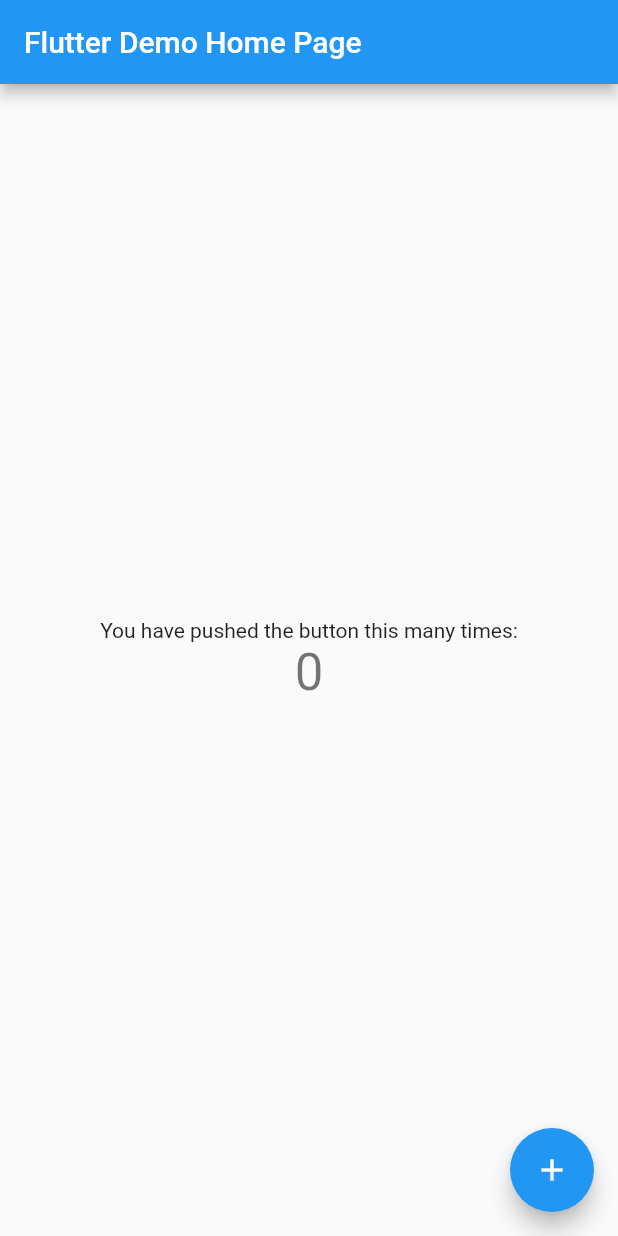
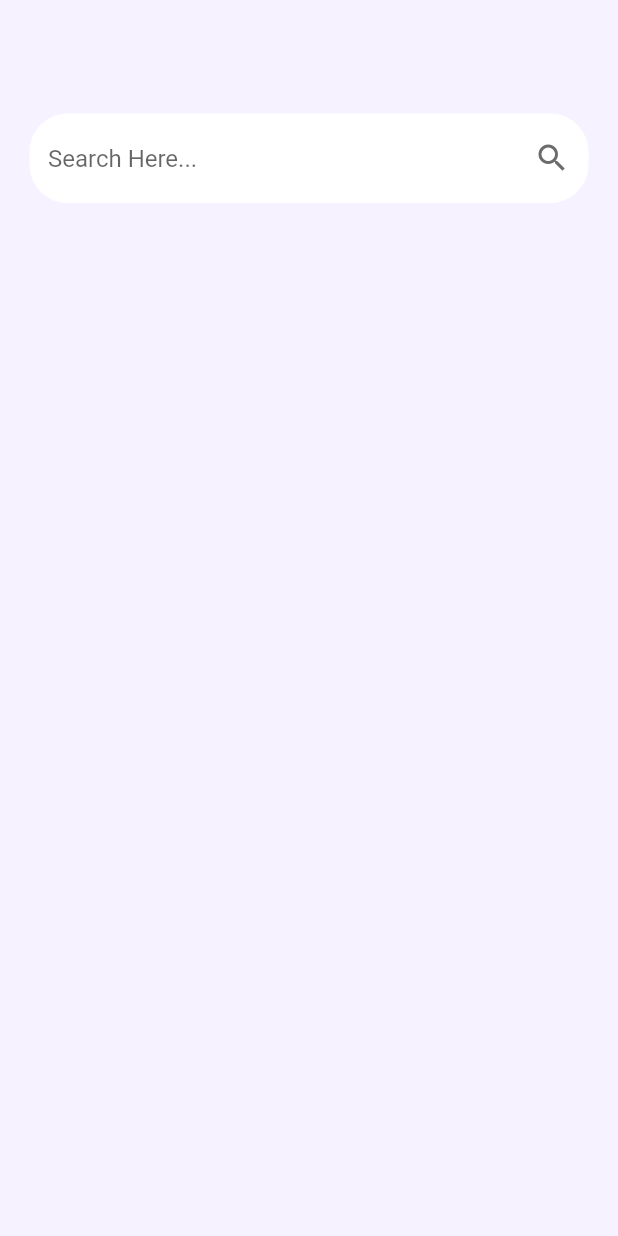
Before and after one commit to metaspook/eshop, a Flutter app: the screen it shows after launch, on a phone screen of 412 x 824 dp. Run offline on Flutter 3.47's test engine with Material 2 defaults, Android fonts, the phone set to English and light mode, and no system bars.

Commit message:
create widget Search_bar

```diff
--- /dev/null
+++ b/lib/eshop.dart
@@ -0,0 +1,18 @@
+import 'package:eshop/pages/dash_board.dart';
+import 'package:flutter/material.dart';
+
+class MyApp extends StatelessWidget {
+  const MyApp({super.key});
+
+  @override
+  Widget build(BuildContext context) {
+    return MaterialApp(
+      debugShowCheckedModeBanner: false,
+      title: 'Flutter Demo',
+      theme: ThemeData(
+        primarySwatch: Colors.blue,
+      ),
+      home: const HomePage(),
+    );
+  }
+}
--- a/lib/main.dart
+++ b/lib/main.dart
@@ -1,67 +1,6 @@
+import 'package:eshop/eshop.dart';
 import 'package:flutter/material.dart';
 
 void main() {
   runApp(const MyApp());
 }
-
-class MyApp extends StatelessWidget {
-  const MyApp({super.key});
-
-  @override
-  Widget build(BuildContext context) {
-    return MaterialApp(
-      title: 'Flutter Demo',
-      theme: ThemeData(
-        primarySwatch: Colors.blue,
-      ),
-      home: const MyHomePage(title: 'Flutter Demo Home Page'),
-    );
-  }
-}
-
-class MyHomePage extends StatefulWidget {
-  const MyHomePage({super.key, required this.title});
-
-  final String title;
-
-  @override
-  State<MyHomePage> createState() => _MyHomePageState();
-}
-
-class _MyHomePageState extends State<MyHomePage> {
-  int _counter = 0;
-
-  void _incrementCounter() {
-    setState(() {
-      _counter++;
-    });
-  }
-
-  @override
-  Widget build(BuildContext context) {
-    return Scaffold(
-      appBar: AppBar(
-        title: Text(widget.title),
-      ),
-      body: Center(
-        child: Column(
-          mainAxisAlignment: MainAxisAlignment.center,
-          children: <Widget>[
-            const Text(
-              'You have pushed the button this many times:',
-            ),
-            Text(
-              '$_counter',
-              style: Theme.of(context).textTheme.headline4,
-            ),
-          ],
-        ),
-      ),
-      floatingActionButton: FloatingActionButton(
-        onPressed: _incrementCounter,
-        tooltip: 'Increment',
-        child: const Icon(Icons.add),
-      ),
-    );
-  }
-}
--- /dev/null
+++ b/lib/pages/dash_board.dart
@@ -0,0 +1,28 @@
+import 'package:eshop/widgets/search_bar.dart';
+import 'package:flutter/material.dart';
+
+class HomePage extends StatelessWidget {
+  const HomePage({super.key});
+
+  @override
+  Widget build(BuildContext context) {
+    return Scaffold(
+      backgroundColor: const Color(0xFFF7F2FF),
+      appBar: AppBar(
+        backgroundColor: const Color(0xFFF7F2FF),
+        elevation: 0,
+      ),
+      body: Padding(
+        padding: const EdgeInsets.all(20.0),
+        child: Column(
+          children: const [
+            SearchBar(),
+            SizedBox(
+              height: 15,
+            ),
+          ],
+        ),
+      ),
+    );
+  }
+}
--- /dev/null
+++ b/lib/widgets/search_bar.dart
@@ -0,0 +1,35 @@
+import 'package:flutter/material.dart';
+
+class SearchBar extends StatelessWidget {
+  const SearchBar({super.key});
+
+  @override
+  Widget build(BuildContext context) {
+    const border = OutlineInputBorder(
+      borderSide: BorderSide(
+        width: 0,
+        color: Colors.white,
+      ),
+      borderRadius: BorderRadius.all(
+        Radius.circular(25),
+      ),
+    );
+    return TextField(
+      decoration: InputDecoration(
+        hintText: 'Search Here...',
+        filled: true,
+        fillColor: Colors.white,
+        suffixIcon: IconButton(
+          onPressed: () {},
+          icon: const Icon(
+            Icons.search_outlined,
+            color: Color.fromARGB(255, 107, 107, 107),
+            size: 24,
+          ),
+        ),
+        enabledBorder: border,
+        focusedBorder: border,
+      ),
+    );
+  }
+}
```
Also changed, not shown: 1 other file.
